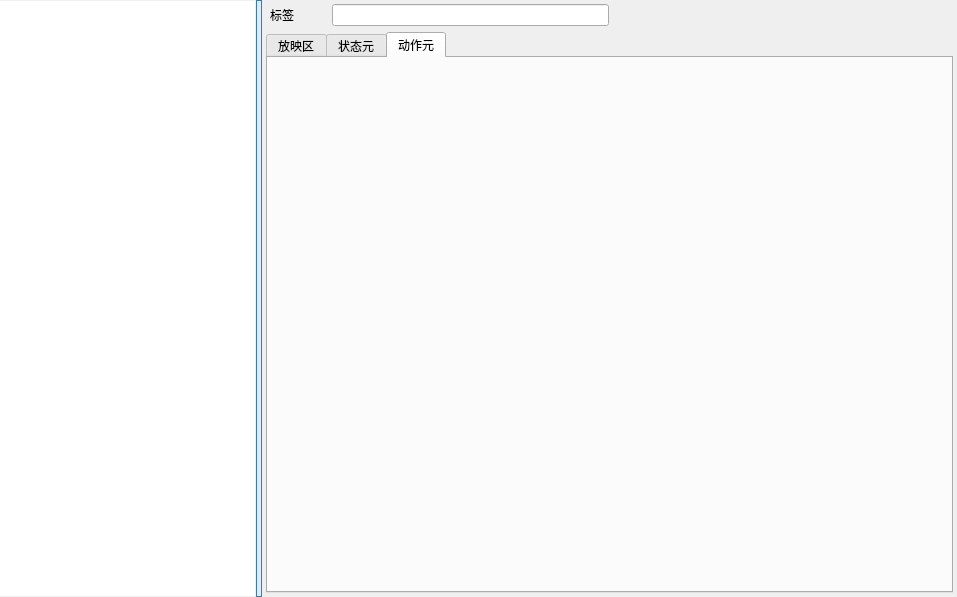
Qt form DrillGIFActionSequenceEditor/Source/ActionSeqModule/actionSeqPart/p_ActionSeqPart.ui (DrillUp/DrillGIFActionSequenceEditor) before a commit.
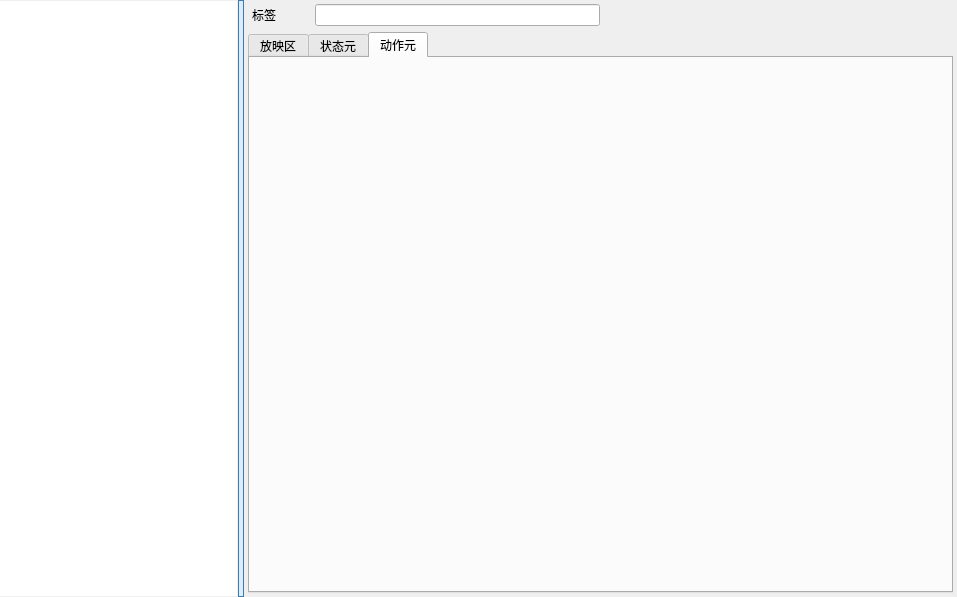
The same form after that commit. The open tabs and pages were chosen to show the change. Icons and pictures are not drawn.

```diff
--- a/DrillGIFActionSequenceEditor/Source/ActionSeqModule/actionSeqPart/p_ActionSeqPart.ui
+++ b/DrillGIFActionSequenceEditor/Source/ActionSeqModule/actionSeqPart/p_ActionSeqPart.ui
@@ -53,6 +53,12 @@
       <enum>Qt::Horizontal</enum>
      </property>
      <widget class="QWidget" name="widget" native="true">
+      <property name="sizePolicy">
+       <sizepolicy hsizetype="Preferred" vsizetype="Preferred">
+        <horstretch>1</horstretch>
+        <verstretch>0</verstretch>
+       </sizepolicy>
+      </property>
       <layout class="QVBoxLayout" name="verticalLayout_2">
        <property name="leftMargin">
         <number>0</number>
@@ -217,16 +223,16 @@
           </attribute>
           <layout class="QVBoxLayout" name="verticalLayout_4">
            <property name="leftMargin">
-            <number>1</number>
+            <number>0</number>
            </property>
            <property name="topMargin">
             <number>1</number>
            </property>
            <property name="rightMargin">
-            <number>1</number>
+            <number>0</number>
            </property>
            <property name="bottomMargin">
-            <number>1</number>
+            <number>0</number>
            </property>
            <item>
             <layout class="QVBoxLayout" name="verticalLayout_action"/>
```
Left out of the diff: 14 changed lines with no effect on the pictures.
